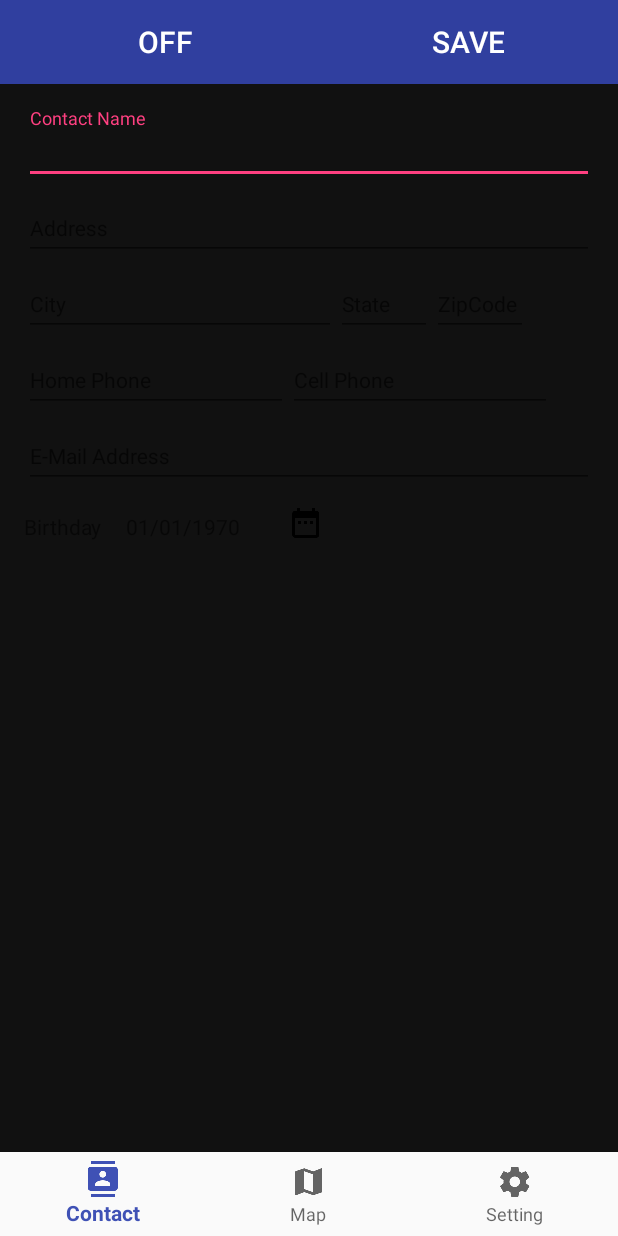
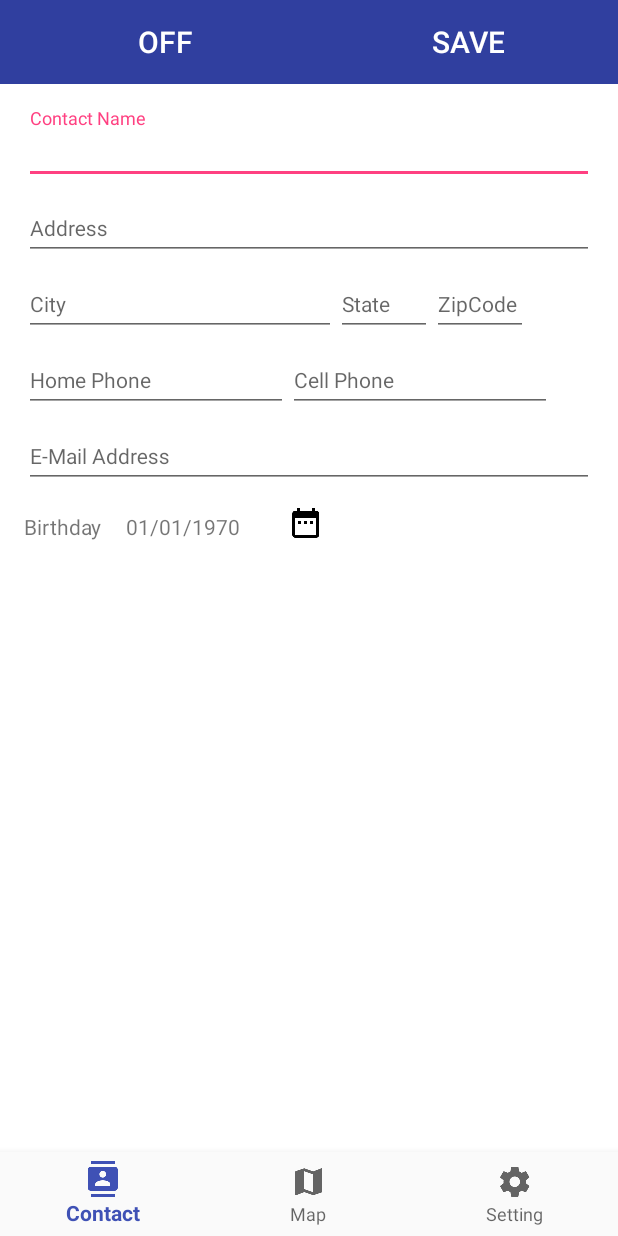
Before and after one commit to wisetyni/My_Contact_List, an Android app: the screen it shows after launch (ContactListActivity), on a phone screen of 412 x 824 dp. Run offline under Robolectric (Android 15) with nearby library versions, the phone set to English and light mode, and no system bars; our stand-ins replace Room's generated code.

Commit message:
fixed background color issue.

```diff
--- a/app/src/main/java/mycontactlist/example/com/my_contact_list/ContactListActivity.java
+++ b/app/src/main/java/mycontactlist/example/com/my_contact_list/ContactListActivity.java
@@ -67,7 +67,8 @@ public class ContactListActivity extends AppCompatActivity {
         initializeViews();
         initTextChangedEvents();
 
-        relativeLayout.setBackgroundColor(Color.parseColor(mSharedPreferences.getString("background_color", "#111111")));
+        int savedBgColor = mSharedPreferences.getInt("background_color", R.color.white);
+        relativeLayout.setBackgroundColor(getResources().getColor(savedBgColor));
         setSupportActionBar(toolbar);
         getSupportActionBar().setDisplayShowTitleEnabled(false);
 
```
